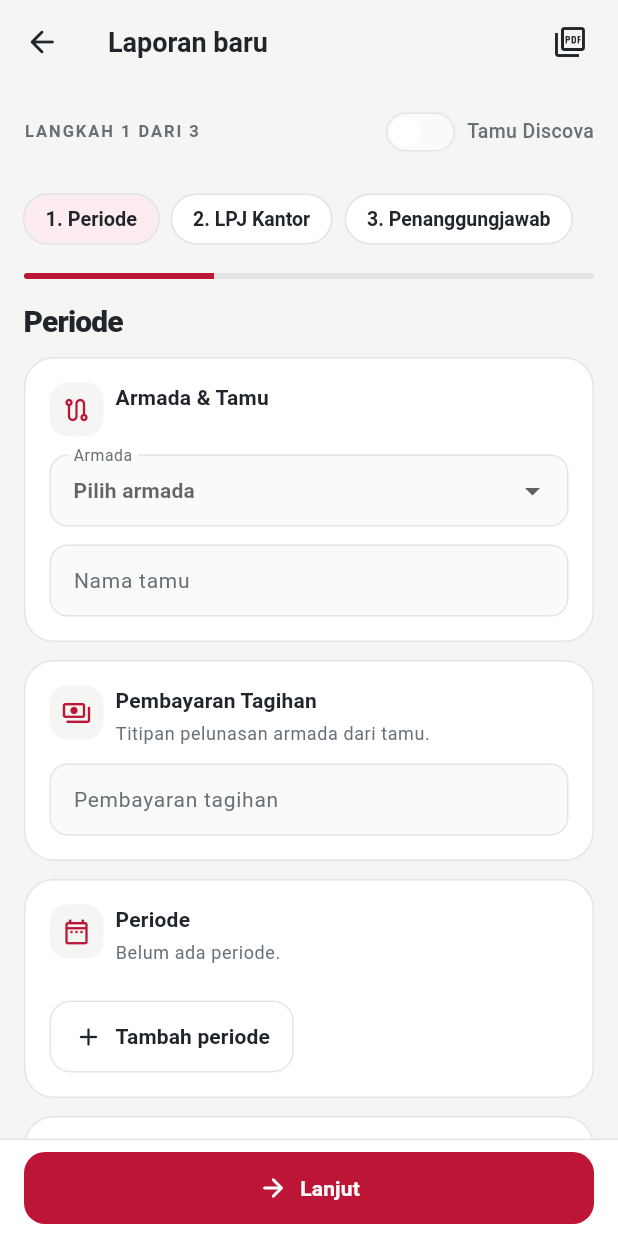
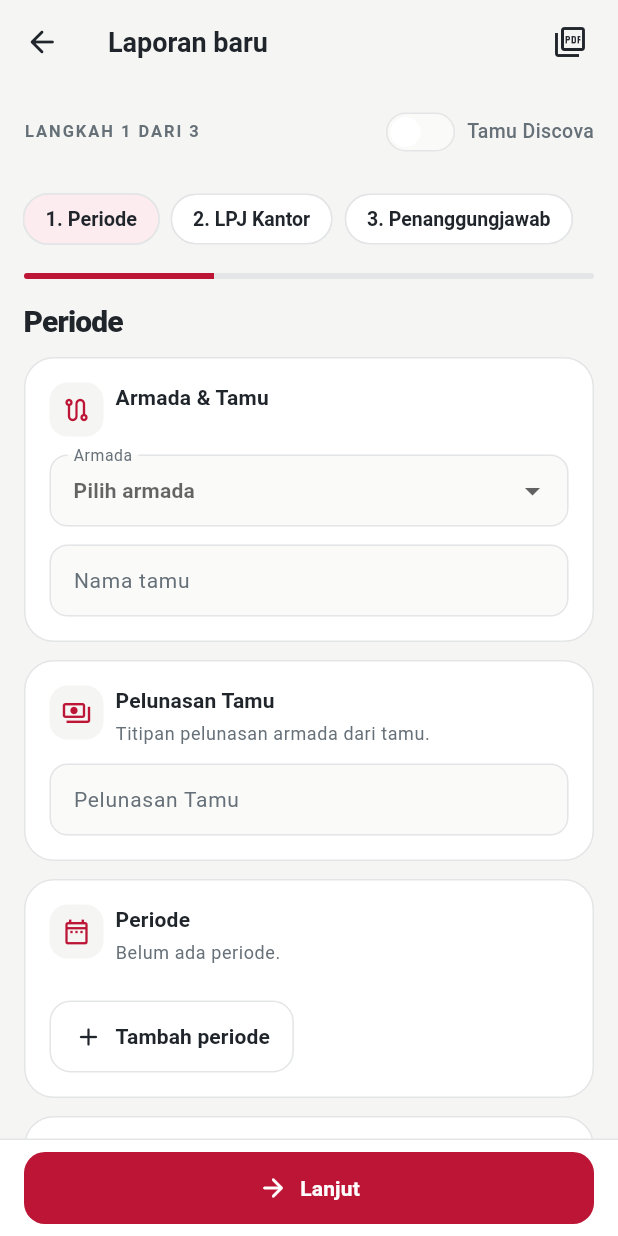
Before and after one commit to ratatulieoi/happy_bus_crew, a Flutter app: the FormScreen screen opened directly, on a phone screen of 412 x 824 dp. Run offline on Flutter 3.47's test engine with Material 3 defaults, Android fonts, the phone set to English and light mode, and no system bars; our stand-ins replace image_picker, pdf, printing, share_plus, sqflite, sqflite_common_ffi; accounts and stored records are empty.

Commit message:
refactor: rename Pembayaran Tagihan to Pelunasan Tamu with hint Pelunasan Tagihan Tamu

```diff
--- a/lib/screens/form_screen.dart
+++ b/lib/screens/form_screen.dart
@@ -504,11 +504,12 @@ class _FormScreenState extends State<FormScreen> {
             padding: const EdgeInsets.all(16),
             child: Column(children: [
               const SectionHeading(
-                  title: 'Pembayaran Tagihan',
+                  title: 'Pelunasan Tamu',
                   compact: true,
                   subtitle: 'Titipan pelunasan armada dari tamu.',
                   icon: Icons.payments_outlined),
-              _numberField(_pembayaranTagihan, 'Pembayaran tagihan'),
+              _numberField(_pembayaranTagihan, 'Pelunasan Tamu',
+                  hint: 'Pelunasan Tagihan Tamu'),
             ])),
         const SizedBox(height: 12),
         _periodFields(),
@@ -897,15 +898,15 @@ class _FormScreenState extends State<FormScreen> {
       );
 
   Widget _numberField(TextEditingController controller, String label,
-          {ValueChanged<String>? onChanged}) =>
+          {String? hint, ValueChanged<String>? onChanged}) =>
       TextFormField(
         controller: controller,
         onChanged: onChanged,
         keyboardType: TextInputType.number,
         textInputAction: TextInputAction.next,
         inputFormatters: [ThousandsSeparatorFormatter()],
-        decoration:
-            InputDecoration(labelText: label, hintText: '0', prefixText: 'Rp '),
+        decoration: InputDecoration(
+            labelText: label, hintText: hint ?? '0', prefixText: 'Rp '),
       );
 
   Widget _summaryRow(String label, String value,
```
Also changed, not shown: 1 other file.
